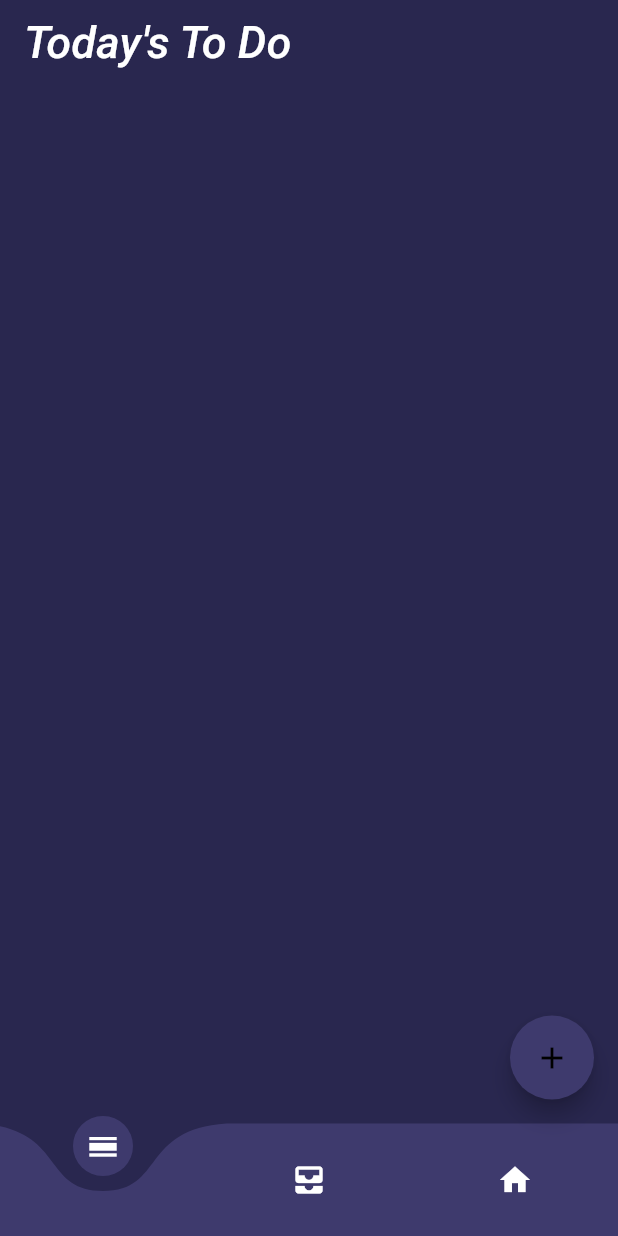
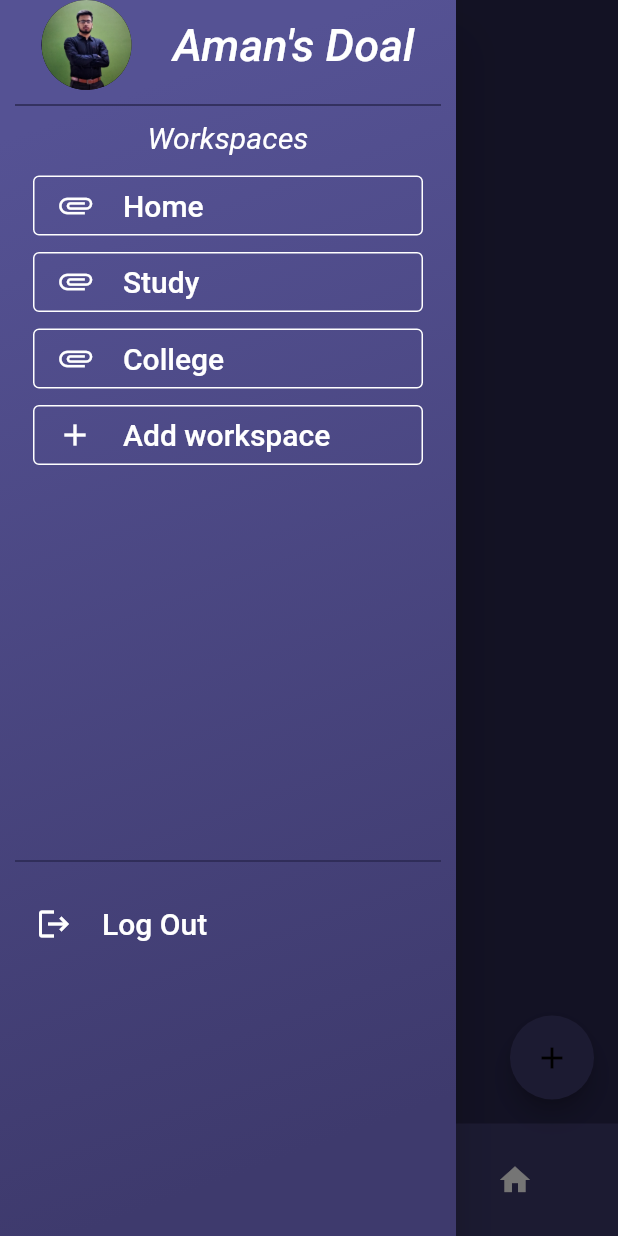
Before and after one commit to amanpandey0286/doal, a Flutter app: the screen it shows once a user with an empty profile is signed in, with the side drawer open (before the commit the screen has no drawer), on a phone screen of 412 x 824 dp. Run offline on Flutter 3.47's test engine with Material 2 defaults, Android fonts, the light colour scheme and no system bars; drawn by our look-alikes of curved_navigation_bar; our stand-ins replace cloud_firestore, firebase_auth, firebase_core, fluttertoast, google_sign_in; accounts and stored records are empty.

Commit message:
moved to prev code

```diff
--- a/lib/pages/home_page.dart
+++ b/lib/pages/home_page.dart
@@ -2,6 +2,7 @@ import 'package:cloud_firestore/cloud_firestore.dart';
 import 'package:curved_navigation_bar/curved_navigation_bar.dart';
 import 'package:doal/utils/routes.dart';
 import 'package:doal/utils/theme.dart';
+import 'package:doal/widgets/new_drawer.dart';
 import 'package:doal/widgets/to_do_widgets.dart';
 import 'package:firebase_auth/firebase_auth.dart';
 import 'package:flutter/material.dart';
@@ -32,6 +33,7 @@ class _HomePageState extends State<HomePage> {
   @override
   Widget build(BuildContext context) {
     return Scaffold(
+      drawer: NewDrawer(),
       floatingActionButton: FloatingActionButton(
         backgroundColor: MyTheme.MyThemeData().primaryColor,
         child: Icon(Icons.add),
--- a/lib/pages/sign_in_page.dart
+++ b/lib/pages/sign_in_page.dart
@@ -1,3 +1,4 @@
+import 'package:doal/pages/home_page.dart';
 import 'package:doal/pages/sign_up_page.dart';
 import 'package:doal/utils/auth.dart';
 import 'package:doal/utils/routes.dart';
@@ -18,9 +19,9 @@ class _SignInPageState extends State<SignInPage> {
   var _email = '';
   var _password = '';
 
-  GoogleAuthClass googleAuthClass = GoogleAuthClass();
+   GoogleAuthClass googleAuthClass = GoogleAuthClass();
 
-  void startauthentication() {
+  startauthentication() {
     final validity = _formkey.currentState!.validate();
     FocusScope.of(context).unfocus();
 
@@ -33,36 +34,16 @@ class _SignInPageState extends State<SignInPage> {
   submitform(String email, String password) async {
     final auth = FirebaseAuth.instance;
     UserCredential authResult;
-
     try {
       authResult = await auth.signInWithEmailAndPassword(
-        email: email,
-        password: password,
+          email: email, password: password);
+      Navigator.push(
+        context,
+        MaterialPageRoute(builder: (context) => const HomePage()),
       );
-
-      // If sign-in with email and password is successful, navigate to the home page or the desired screen.
-      // Navigator.push(
-      //   context,
-      //   MaterialPageRoute(builder: (context) => const HomePage()),
-
-      // );
     } catch (e) {
-      // If sign-in with email and password fails, show an error message and let GoogleAuthClass handle Google sign-in.
       final snackbar = SnackBar(content: Text(e.toString()));
       ScaffoldMessenger.of(context).showSnackBar(snackbar);
-      return; // Return here to prevent the Google sign-in from being triggered if email-password sign-in failed.
-    }
-
-    // If sign-in was successful or account already linked, navigate to the home page.
-    if (authResult.user != null ||
-        await googleAuthClass.isGoogleAccountLinked(email)) {
-      // Navigator.push(
-      //   context,
-      //   MaterialPageRoute(builder: (context) => const HomePage()),
-      // );
-    } else {
-      // If the user signed in with email but hasn't linked the Google account, let them link the account.
-      googleAuthClass.googleSignIn(context, email);
     }
   }
 
--- a/lib/utils/auth.dart
+++ b/lib/utils/auth.dart
@@ -6,7 +6,6 @@ import 'package:firebase_auth/firebase_auth.dart';
 import 'package:flutter/cupertino.dart';
 import 'package:flutter/material.dart';
 import 'package:google_sign_in/google_sign_in.dart';
-
 class GoogleAuthClass {
   GoogleSignIn _googleSignIn = GoogleSignIn(
     scopes: [
@@ -32,39 +31,13 @@ class GoogleAuthClass {
         try {
           UserCredential userCredential =
               await auth.signInWithCredential(credential);
-
-          // If the user is successfully signed in, check if the Google account is linked to an existing user.
-          bool isLinked = await isGoogleAccountLinked(email);
-
-          if (isLinked) {
-            // If the user exists and the Google account is linked, navigate them to the home page or the desired screen.
           Navigator.push(
             context,
             MaterialPageRoute(builder: (context) => const HomePage()),
           );
-          } else {
-            // If the user exists but the Google account is not linked, let them link the account.
-            // You can redirect them to a screen for account linking or handle it as per your requirement.
-            // For now, I'll show a snackbar message as an example.
-            final snackbar = SnackBar(
-                content:
-                    Text("Please link your Google account to this email."));
-            ScaffoldMessenger.of(context).showSnackBar(snackbar);
-          }
         } catch (e) {
-          // If the Google sign-in fails, check if the user exists with the same email.
-          // If not, create a new user account using the Google credentials.
-          bool userExistsWithEmail = await doesUserExistWithEmail(email);
-          if (!userExistsWithEmail) {
-            await createUserWithGoogleCredential(email, credential);
-            Navigator.push(
-              context,
-              MaterialPageRoute(builder: (context) => const HomePage()),
-            );
-          } else {
           final snackbar = SnackBar(content: Text(e.toString()));
           ScaffoldMessenger.of(context).showSnackBar(snackbar);
-          }
         }
       } else {
         final snackbar = SnackBar(content: Text("Not able to sign In"));
@@ -75,30 +48,4 @@ class GoogleAuthClass {
       ScaffoldMessenger.of(context).showSnackBar(snackbar);
     }
   }
-
-  Future<bool> isGoogleAccountLinked(String email) async {
-    // Implement the logic to check if the Google account is linked to an existing user.
-    // You can do this by querying your Firestore/Realtime Database or using any other method.
-    // Return true if the Google account is linked, false otherwise.
-
-    // For now, let's assume the Google account is linked for any existing email for demonstration purposes.
-    return true;
 }
-
-  Future<bool> doesUserExistWithEmail(String email) async {
-    // Implement the logic to check if a user with the given email exists.
-    // You can do this by querying your Firestore/Realtime Database or using any other method.
-    // Return true if the user exists, false otherwise.
-
-    // For now, let's assume the user exists for any email for demonstration purposes.
-    return true;
-  }
-
-  Future<void> createUserWithGoogleCredential(
-      String email, AuthCredential credential) async {
-    // Implement the logic to create a new user with the provided email and Google credentials.
-    // You can store the user data in your Firestore/Realtime Database or any other method.
-
-    // For now, let's assume the user is created successfully for any email for demonstration purposes.
-  }
-}
--- /dev/null
+++ b/lib/widgets/new_drawer.dart
@@ -0,0 +1,220 @@
+import 'package:flutter/material.dart';
+
+import 'package:doal/pages/sign_up_page.dart';
+import 'package:firebase_auth/firebase_auth.dart';
+import 'package:flutter/material.dart';
+
+class NewDrawer extends StatelessWidget {
+  const NewDrawer({super.key});
+
+  @override
+  Widget build(BuildContext context) {
+    return Drawer(
+      child: Container(
+        decoration: BoxDecoration(
+          gradient: LinearGradient(
+            colors: [
+              Color(0xFF555294),
+              Color(0xFF3E3A6D),
+            ],
+            begin: Alignment.topLeft,
+            end: Alignment.bottomRight,
+            stops: [0.1, 0.9],
+          ),
+        ),
+        child: SafeArea(
+          child: SingleChildScrollView(
+              child: Column(
+            children: [
+              Row(
+                mainAxisAlignment: MainAxisAlignment.spaceEvenly,
+                children: [
+                  CircleAvatar(
+                    radius: 30.0,
+                    backgroundImage:
+                        AssetImage("assets/images/my profile photo.png"),
+                  ),
+                  Text(
+                    "Aman's Doal",
+                    style: TextStyle(
+                        fontSize: 30.0,
+                        fontStyle: FontStyle.italic,
+                        fontWeight: FontWeight.w500),
+                  ),
+                ],
+              ),
+              const Divider(
+                height: 20,
+                thickness: 1,
+                indent: 10.0,
+                endIndent: 10.0,
+                color: Color(0xff29274F),
+              ),
+              Text(
+                "Workspaces",
+                style: TextStyle(
+                  fontSize: 20.0,
+                  fontStyle: FontStyle.italic,
+                ),
+              ),
+              SizedBox(
+                height: 10.0,
+              ),
+              ElevatedButton(
+                style: ButtonStyle(
+                  side: MaterialStateProperty.all(
+                      BorderSide(width: 1, color: Colors.white)),
+                  elevation: MaterialStateProperty.all(0.0),
+                  fixedSize: MaterialStateProperty.all(Size(260, 40)),
+                  backgroundColor:
+                      MaterialStateProperty.all(Colors.transparent),
+                ),
+                onPressed: () {},
+                child: Row(
+                  children: [
+                    Icon(Icons.attachment_outlined),
+                    SizedBox(
+                      width: 20.0,
+                    ),
+                    Text(
+                      "Home",
+                      style: TextStyle(
+                        fontSize: 20.0,
+                      ),
+                    ),
+                  ],
+                ),
+              ),
+              SizedBox(
+                height: 3.0,
+              ),
+              ElevatedButton(
+                style: ButtonStyle(
+                  side: MaterialStateProperty.all(
+                      BorderSide(width: 1, color: Colors.white)),
+                  elevation: MaterialStateProperty.all(0.0),
+                  fixedSize: MaterialStateProperty.all(Size(260, 40)),
+                  backgroundColor:
+                      MaterialStateProperty.all(Colors.transparent),
+                ),
+                onPressed: () {},
+                child: Row(
+                  children: [
+                    Icon(Icons.attachment_outlined),
+                    SizedBox(
+                      width: 20.0,
+                    ),
+                    Text(
+                      "Study",
+                      style: TextStyle(
+                        fontSize: 20.0,
+                      ),
+                    ),
+                  ],
+                ),
+              ),
+              SizedBox(
+                height: 3.0,
+              ),
+              ElevatedButton(
+                style: ButtonStyle(
+                  side: MaterialStateProperty.all(
+                      BorderSide(width: 1, color: Colors.white)),
+                  elevation: MaterialStateProperty.all(0.0),
+                  fixedSize: MaterialStateProperty.all(Size(260, 40)),
+                  backgroundColor:
+                      MaterialStateProperty.all(Colors.transparent),
+                ),
+                onPressed: () {},
+                child: Row(
+                  children: [
+                    Icon(Icons.attachment_outlined),
+                    SizedBox(
+                      width: 20.0,
+                    ),
+                    Text(
+                      "College",
+                      style: TextStyle(
+                        fontSize: 20.0,
+                      ),
+                    ),
+                  ],
+                ),
+              ),
+              SizedBox(
+                height: 3.0,
+              ),
+              ElevatedButton(
+                style: ButtonStyle(
+                  side: MaterialStateProperty.all(
+                      BorderSide(width: 1, color: Colors.white)),
+                  elevation: MaterialStateProperty.all(0.0),
+                  fixedSize: MaterialStateProperty.all(Size(260, 40)),
+                  backgroundColor:
+                      MaterialStateProperty.all(Colors.transparent),
+                ),
+                onPressed: () {},
+                child: Row(
+                  children: [
+                    Icon(Icons.add),
+                    SizedBox(
+                      width: 20.0,
+                    ),
+                    Text(
+                      "Add workspace",
+                      style: TextStyle(
+                        fontSize: 20.0,
+                      ),
+                    ),
+                  ],
+                ),
+              ),
+              SizedBox(
+                height: 250.0,
+              ),
+              const Divider(
+                height: 20,
+                thickness: 1,
+                indent: 10.0,
+                endIndent: 10.0,
+                color: Color(0xff29274F),
+              ),
+              Padding(
+                padding:
+                    const EdgeInsets.symmetric(horizontal: 16.0, vertical: 8.0),
+                child: TextButton(
+                    onPressed: () async {
+                      await FirebaseAuth.instance.signOut();
+                      Navigator.pushAndRemoveUntil(
+                          context,
+                          MaterialPageRoute(
+                              builder: (builder) => SignUpPage(
+                                    email: '',
+                                  )),
+                          (route) => false);
+                    },
+                    child: Row(
+                      mainAxisAlignment: MainAxisAlignment.start,
+                      children: [
+                        Icon(
+                          Icons.logout,
+                          color: Colors.white,
+                        ),
+                        SizedBox(
+                          width: 20.0,
+                        ),
+                        Text(
+                          "Log Out",
+                          style: TextStyle(fontSize: 20.0, color: Colors.white),
+                        )
+                      ],
+                    )),
+              )
+            ],
+          )),
+        ),
+      ),
+    );
+    ;
+  }
+}
--- a/lib/widgets/to_do_widgets.dart
+++ b/lib/widgets/to_do_widgets.dart
@@ -44,14 +44,14 @@ class ToDoWidget extends StatelessWidget {
                 children: [
                   Text(
                     title,
-                    style: TextStyle(
+                    style: const TextStyle(
                       fontSize: 20.0,
                       fontWeight: FontWeight.bold,
                     ),
                   ),
                   Text(
                     "Workspace",
-                    style: TextStyle(
+                    style: const TextStyle(
                       fontSize: 20.0,
                     ),
                   )
@@ -66,13 +66,13 @@ class ToDoWidget extends StatelessWidget {
                 children: [
                   Text(
                     due_time,
-                    style: TextStyle(
+                    style: const TextStyle(
                       fontSize: 20.0,
                     ),
                   ),
                   Text(
                     due_date,
-                    style: TextStyle(
+                    style: const TextStyle(
                       fontSize: 20.0,
                     ),
                   )
```
Lines whose indentation alone changed are shown as unchanged.
